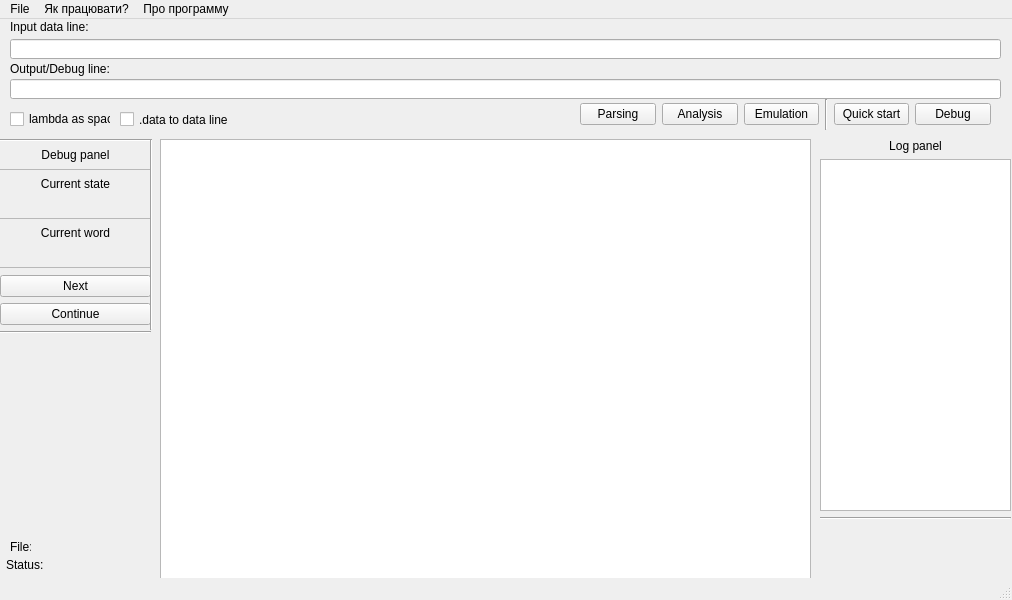
The window that src/ui/mainwindow.ui (Kaifolog/TME) describes before a commit, drawn with Qt 5.
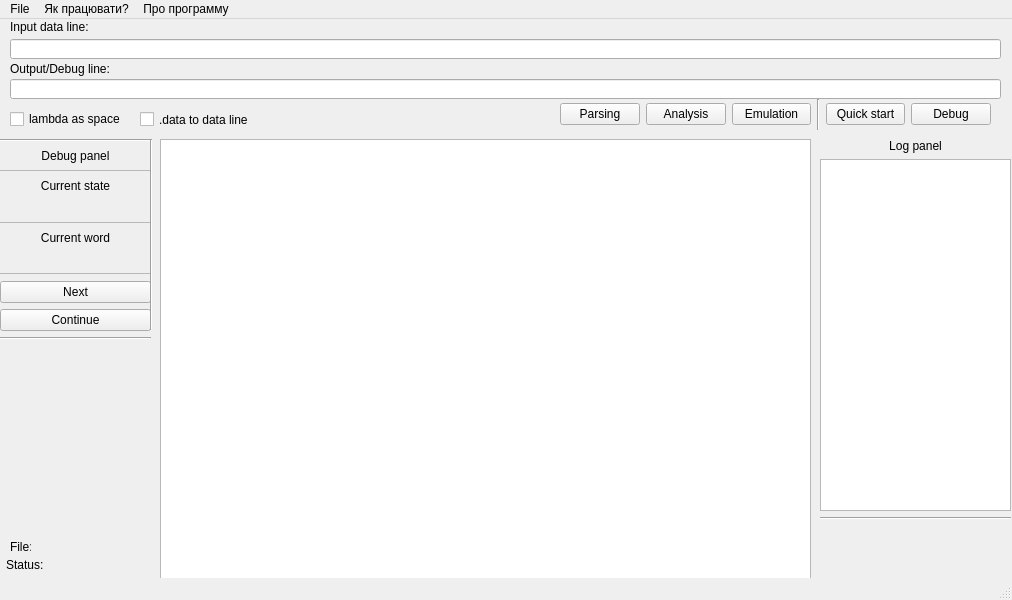
The same window after the commit.

Commit message: fixup: ui faults, searching start point is root direcrtory now

Patch:
```diff
--- a/src/ui/mainwindow.ui
+++ b/src/ui/mainwindow.ui
@@ -45,7 +45,7 @@
       <x>0</x>
       <y>120</y>
       <width>151</width>
-      <height>195</height>
+      <height>201</height>
      </rect>
     </property>
     <layout class="QVBoxLayout" name="verticalLayout">
@@ -290,9 +290,9 @@
    <widget class="QWidget" name="horizontalLayoutWidget">
     <property name="geometry">
      <rect>
-      <x>580</x>
+      <x>560</x>
       <y>80</y>
-      <width>411</width>
+      <width>431</width>
       <height>31</height>
      </rect>
     </property>
@@ -474,7 +474,7 @@
      <rect>
       <x>10</x>
       <y>90</y>
-      <width>101</width>
+      <width>121</width>
       <height>20</height>
      </rect>
     </property>
@@ -498,7 +498,7 @@
    <widget class="QCheckBox" name="datacheckBox">
     <property name="geometry">
      <rect>
-      <x>120</x>
+      <x>140</x>
       <y>90</y>
       <width>131</width>
       <height>21</height>
```
The commit also changes 3 other files.
